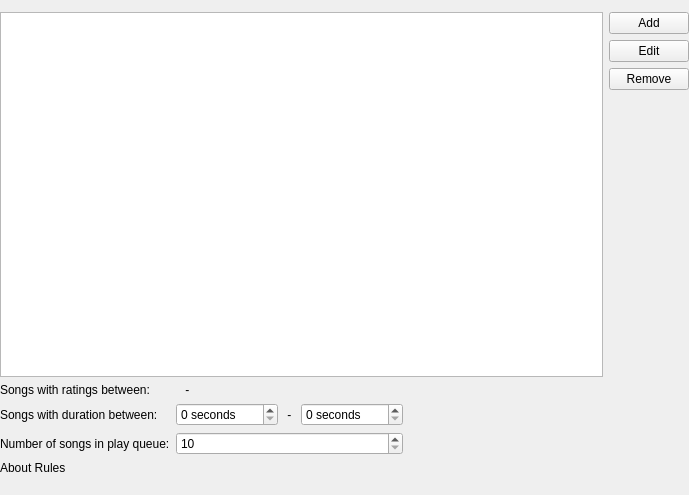
This is playlists/playlistrules.ui in CDrummond/cantata as Qt 5 draws it before an edit. The edited form follows.
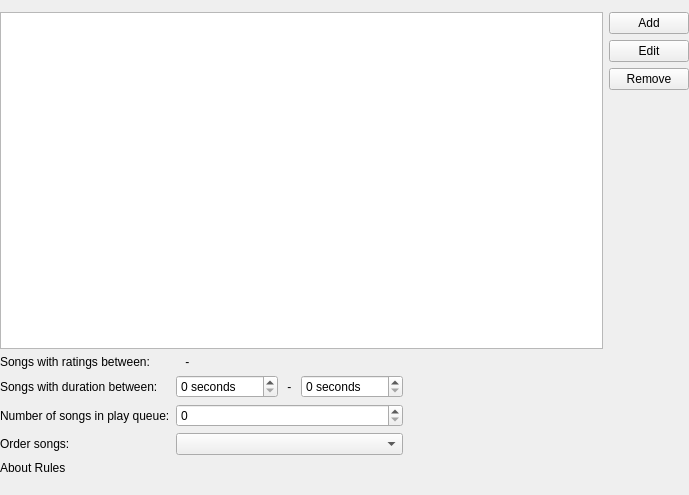
This is the edited form. Custom widgets are drawn as their Qt base class.

Commit message: Add sort order to smart playlists

```diff
--- a/playlists/playlistrules.ui
+++ b/playlists/playlistrules.ui
@@ -204,17 +204,22 @@
        </item>
        <item row="2" column="1">
         <widget class="QSpinBox" name="numTracks">
-        <property name="minimum">
-         <number>10</number>
-        </property>
-         <property name="maximum">
-          <number>500</number>
-         </property>
          <property name="singleStep">
           <number>10</number>
          </property>
         </widget>
        </item>
+       <item row="3" column="0">
+        <widget class="QLabel" name="orderLabel">
+         <property name="text">
+          <string>Order songs:</string>
+         </property>
+        </widget>
+      </item>
+      <item row="3" column="1">
+       <widget class="QComboBox" name="order">
+       </widget>
+      </item>
        </layout>
       </item>
       <item row="6" column="0">
```
The commit also changes 6 other files.
